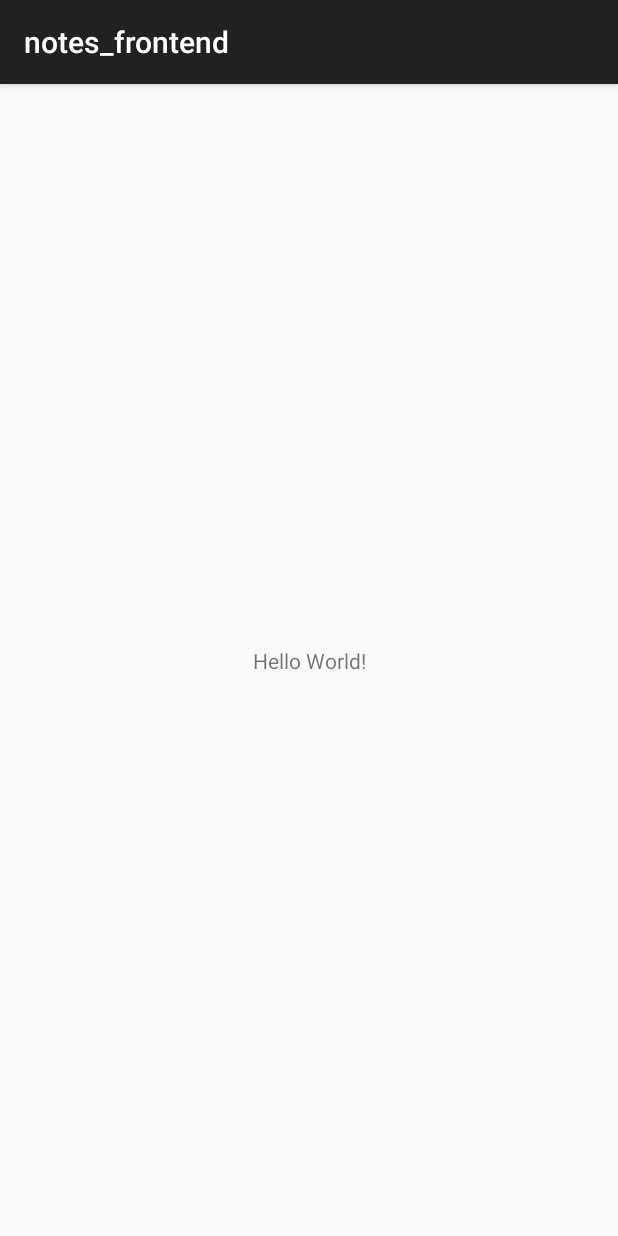
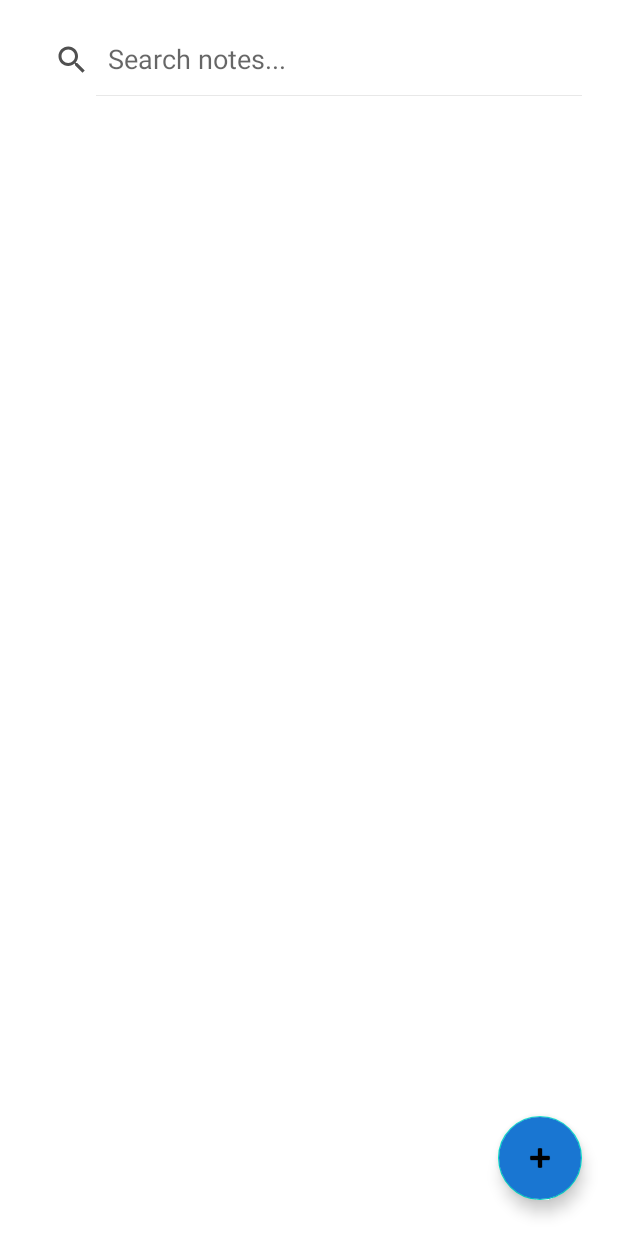
Before and after one commit to Workflow-Manager-admin/notemaster-android-112895-bda3bb78, an Android app: the screen it shows after launch (MainActivity), on a phone screen of 412 x 824 dp. Run offline under Robolectric (Android 15) with nearby library versions, the phone set to English and light mode, and no system bars; our stand-ins replace Room's generated code.

Commit message:
CheckPoint - cg3dfe7415

```diff
--- a/notes_frontend/app/build.gradle
+++ b/notes_frontend/app/build.gradle
@@ -54,4 +54,9 @@ dependencies {
     implementation 'androidx.appcompat:appcompat:1.6.1'
     implementation 'com.google.android.material:material:1.11.0'
     implementation 'androidx.constraintlayout:constraintlayout:2.1.4'
+    implementation 'androidx.recyclerview:recyclerview:1.3.2'
+    implementation 'androidx.cardview:cardview:1.0.0'
+    // Room database dependencies
+    implementation 'androidx.room:room-runtime:2.6.1'
+    annotationProcessor 'androidx.room:room-compiler:2.6.1'
 }
--- a/notes_frontend/app/src/main/java/com/example/notesfrontend/MainActivity.java
+++ b/notes_frontend/app/src/main/java/com/example/notesfrontend/MainActivity.java
@@ -1,12 +1,102 @@
 package com.example.notesfrontend;
 
+import android.content.Intent;
 import android.os.Bundle;
+import androidx.annotation.Nullable;
 import androidx.appcompat.app.AppCompatActivity;
+import androidx.recyclerview.widget.RecyclerView;
+import androidx.recyclerview.widget.LinearLayoutManager;
+import androidx.appcompat.widget.SearchView;
 
-public class MainActivity extends AppCompatActivity {
+import com.google.android.material.floatingactionbutton.FloatingActionButton;
+
+import android.view.Menu;
+import android.view.MenuInflater;
+import android.view.MenuItem;
+import android.view.View;
+import android.widget.Toast;
+
+import java.util.List;
+
+/**
+ * PUBLIC_INTERFACE
+ * Main activity: displays list of notes, allows searching, creating, editing, and deleting notes.
+ */
+public class MainActivity extends AppCompatActivity implements NotesAdapter.OnNoteListener {
+
+    private NotesAdapter notesAdapter;
+    private NotesDatabase db;
+    private RecyclerView recyclerView;
+    private List<Note> notesList;
+    private static final int REQUEST_ADD_NOTE = 1;
+    private static final int REQUEST_EDIT_NOTE = 2;
+
     @Override
     protected void onCreate(Bundle savedInstanceState) {
         super.onCreate(savedInstanceState);
         setContentView(R.layout.activity_main);
+
+		// Initialize database
+        db = NotesDatabase.getInstance(this);
+
+        // Initialize RecyclerView + Adapter
+        recyclerView = findViewById(R.id.rv_notes);
+        notesList = db.noteDao().getAll();
+        notesAdapter = new NotesAdapter(notesList, this);
+        recyclerView.setLayoutManager(new LinearLayoutManager(this));
+        recyclerView.setAdapter(notesAdapter);
+
+        // Floating Action Button - add
+        FloatingActionButton fab = findViewById(R.id.fab_add);
+        fab.setOnClickListener(v -> {
+            Intent intent = new Intent(MainActivity.this, NoteDetailActivity.class);
+            startActivityForResult(intent, REQUEST_ADD_NOTE);
+        });
+
+        // Search functionality
+        SearchView searchView = findViewById(R.id.searchView);
+        searchView.setQueryHint("Search notes...");
+        searchView.setOnQueryTextListener(new SearchView.OnQueryTextListener() {
+            @Override
+            public boolean onQueryTextSubmit(String query) {
+                filterNotes(query);
+                return true;
+            }
+            @Override
+            public boolean onQueryTextChange(String newText) {
+                filterNotes(newText);
+                return true;
+            }
+        });
+    }
+
+    private void filterNotes(String query) {
+        List<Note> filtered = db.noteDao().searchNotes("%" + query + "%");
+        notesAdapter.setNotes(filtered);
+    }
+
+    @Override
+    protected void onActivityResult(int requestCode, int resultCode, @Nullable Intent data) {
+        super.onActivityResult(requestCode, resultCode, data);
+        refreshNotes();
+    }
+
+    private void refreshNotes() {
+        notesList = db.noteDao().getAll();
+        notesAdapter.setNotes(notesList);
+    }
+
+    @Override
+    public void onNoteClick(Note note) {
+        Intent intent = new Intent(MainActivity.this, NoteDetailActivity.class);
+        intent.putExtra("note_id", note.id);
+        startActivityForResult(intent, REQUEST_EDIT_NOTE);
+    }
+
+    @Override
+    public void onNoteDelete(Note note) {
+        db.noteDao().delete(note);
+        Toast.makeText(this, "Note deleted", Toast.LENGTH_SHORT).show();
+        refreshNotes();
     }
 }
--- /dev/null
+++ b/notes_frontend/app/src/main/java/com/example/notesfrontend/NoteDao.java
@@ -0,0 +1,33 @@
+package com.example.notesfrontend;
+
+import androidx.room.Dao;
+import androidx.room.Delete;
+import androidx.room.Insert;
+import androidx.room.Query;
+import androidx.room.Update;
+import java.util.List;
+
+/**
+ * PUBLIC_INTERFACE
+ * Data access object for Note entity.
+ */
+@Dao
+public interface NoteDao {
+    @Query("SELECT * FROM Note ORDER BY updatedAt DESC")
+    List<Note> getAll();
+
+    @Insert
+    long insert(Note note);
+
+    @Update
+    void update(Note note);
+
+    @Delete
+    void delete(Note note);
+
+    @Query("SELECT * FROM Note WHERE id = :id LIMIT 1")
+    Note getById(int id);
+
+    @Query("SELECT * FROM Note WHERE title LIKE :query OR content LIKE :query ORDER BY updatedAt DESC")
+    List<Note> searchNotes(String query);
+}
--- /dev/null
+++ b/notes_frontend/app/src/main/java/com/example/notesfrontend/NotesAdapter.java
@@ -0,0 +1,69 @@
+package com.example.notesfrontend;
+
+import android.view.LayoutInflater;
+import android.view.View;
+import android.view.ViewGroup;
+import androidx.recyclerview.widget.RecyclerView;
+
+import android.widget.ImageButton;
+import android.widget.TextView;
+import java.util.List;
+
+/**
+ * PUBLIC_INTERFACE
+ * RecyclerView Adapter for the notes list.
+ */
+public class NotesAdapter extends RecyclerView.Adapter<NotesAdapter.NoteViewHolder> {
+    public interface OnNoteListener {
+        void onNoteClick(Note note);
+        void onNoteDelete(Note note);
+    }
+    private List<Note> notes;
+    private final OnNoteListener listener;
+
+    public NotesAdapter(List<Note> notes, OnNoteListener listener) {
+        this.notes = notes;
+        this.listener = listener;
+    }
+
+    public void setNotes(List<Note> notes) {
+        this.notes = notes;
+        notifyDataSetChanged();
+    }
+
+    @Override
+    public NoteViewHolder onCreateViewHolder(ViewGroup parent, int viewType) {
+        View itemView = LayoutInflater.from(parent.getContext()).inflate(R.layout.item_note, parent, false);
+        return new NoteViewHolder(itemView);
+    }
+
+    @Override
+    public void onBindViewHolder(NoteViewHolder holder, int position) {
+        Note note = notes.get(position);
+        holder.title.setText(note.title);
+        holder.snippet.setText(trimSnippet(note.content));
+        holder.itemView.setOnClickListener(v -> listener.onNoteClick(note));
+        holder.deleteButton.setOnClickListener(v -> listener.onNoteDelete(note));
+    }
+
+    @Override
+    public int getItemCount() {
+        return notes != null ? notes.size() : 0;
+    }
+
+    private String trimSnippet(String content) {
+        if (content == null) return "";
+        return content.length() > 50 ? content.substring(0, 50) + "..." : content;
+    }
+
+    static class NoteViewHolder extends RecyclerView.ViewHolder {
+        TextView title, snippet;
+        ImageButton deleteButton;
+        NoteViewHolder(View itemView) {
+            super(itemView);
+            title = itemView.findViewById(R.id.note_title);
+            snippet = itemView.findViewById(R.id.note_snippet);
+            deleteButton = itemView.findViewById(R.id.btn_delete);
+        }
+    }
+}
--- /dev/null
+++ b/notes_frontend/app/src/main/java/com/example/notesfrontend/NotesDatabase.java
@@ -0,0 +1,27 @@
+package com.example.notesfrontend;
+
+import android.content.Context;
+import androidx.room.Database;
+import androidx.room.Room;
+import androidx.room.RoomDatabase;
+
+/**
+ * PUBLIC_INTERFACE
+ * Room database for storing notes locally.
+ */
+@Database(entities = {Note.class}, version = 1)
+public abstract class NotesDatabase extends RoomDatabase {
+    private static NotesDatabase INSTANCE;
+
+    public abstract NoteDao noteDao();
+
+    public static NotesDatabase getInstance(Context context) {
+        if (INSTANCE == null) {
+            INSTANCE = Room.databaseBuilder(context.getApplicationContext(),
+                    NotesDatabase.class, "notes_db")
+                    .allowMainThreadQueries() // For simplicity, allow on main thread (not recommended for production)
+                    .build();
+        }
+        return INSTANCE;
+    }
+}
--- a/notes_frontend/app/src/main/res/layout/activity_main.xml
+++ b/notes_frontend/app/src/main/res/layout/activity_main.xml
@@ -2,16 +2,42 @@
 <androidx.constraintlayout.widget.ConstraintLayout
     xmlns:android="http://schemas.android.com/apk/res/android"
     xmlns:app="http://schemas.android.com/apk/res-auto"
+    android:id="@+id/root_main"
     android:layout_width="match_parent"
-    android:layout_height="match_parent">
+    android:layout_height="match_parent"
+    android:background="@color/white">
 
-    <TextView
-        android:layout_width="wrap_content"
+    <androidx.appcompat.widget.SearchView
+        android:id="@+id/searchView"
+        android:layout_width="0dp"
         android:layout_height="wrap_content"
-        android:text="Hello World!"
+        android:layout_margin="16dp"
+        app:layout_constraintTop_toTopOf="parent"
+        app:layout_constraintLeft_toLeftOf="parent"
+        app:layout_constraintRight_toRightOf="parent"
+        app:iconifiedByDefault="false" />
+
+    <androidx.recyclerview.widget.RecyclerView
+        android:id="@+id/rv_notes"
+        android:layout_width="0dp"
+        android:layout_height="0dp"
+        android:paddingStart="8dp"
+        android:paddingEnd="8dp"
+        app:layout_constraintTop_toBottomOf="@id/searchView"
         app:layout_constraintBottom_toBottomOf="parent"
         app:layout_constraintLeft_toLeftOf="parent"
         app:layout_constraintRight_toRightOf="parent"
-        app:layout_constraintTop_toTopOf="parent" />
+        android:clipToPadding="false"/>
+
+    <com.google.android.material.floatingactionbutton.FloatingActionButton
+        android:id="@+id/fab_add"
+        android:layout_width="wrap_content"
+        android:layout_height="wrap_content"
+        app:srcCompat="@android:drawable/ic_input_add"
+        android:contentDescription="Add"
+        android:backgroundTint="?attr/colorPrimary"
+        app:layout_constraintBottom_toBottomOf="parent"
+        app:layout_constraintEnd_toEndOf="parent"
+        android:layout_margin="24dp" />
 
 </androidx.constraintlayout.widget.ConstraintLayout>
--- /dev/null
+++ b/notes_frontend/app/src/main/res/values/colors.xml
@@ -0,0 +1,10 @@
+<resources>
+    <color name="colorPrimary">#1976D2</color>
+    <color name="colorPrimaryDark">#1565C0</color>
+    <color name="colorAccent">#FFEB3B</color>
+    <color name="colorSecondary">#424242</color>
+    <color name="primary_text">#232323</color>
+    <color name="secondary_text">#505050</color>
+    <color name="white">#FFFFFF</color>
+    <color name="card_background">#FAFAFA</color>
+</resources>
--- /dev/null
+++ b/notes_frontend/app/src/main/res/values/styles.xml
@@ -0,0 +1,10 @@
+<resources>
+    <style name="AppTheme" parent="Theme.MaterialComponents.Light.NoActionBar">
+        <item name="colorPrimary">@color/colorPrimary</item>
+        <item name="colorPrimaryDark">@color/colorPrimaryDark</item>
+        <item name="colorAccent">@color/colorAccent</item>
+        <item name="android:windowBackground">@color/white</item>
+        <item name="android:textColorPrimary">@color/primary_text</item>
+        <item name="android:textColorSecondary">@color/secondary_text</item>
+    </style>
+</resources>
```
Also changed, not shown: notes_frontend/app/src/main/AndroidManifest.xml (+5 -2 lines), notes_frontend/app/src/main/java/com/example/notesfrontend/Note.java (added, +20 -0 lines), notes_frontend/app/src/main/java/com/example/notesfrontend/NoteDetailActivity.java (added, +72 -0 lines), notes_frontend/app/src/main/res/layout/activity_note_detail.xml (added, +51 -0 lines), notes_frontend/app/src/main/res/layout/item_note.xml (added, +50 -0 lines), notes_frontend/app/src/main/res/values/strings.xml (+8 -1 lines), 2 other files.
